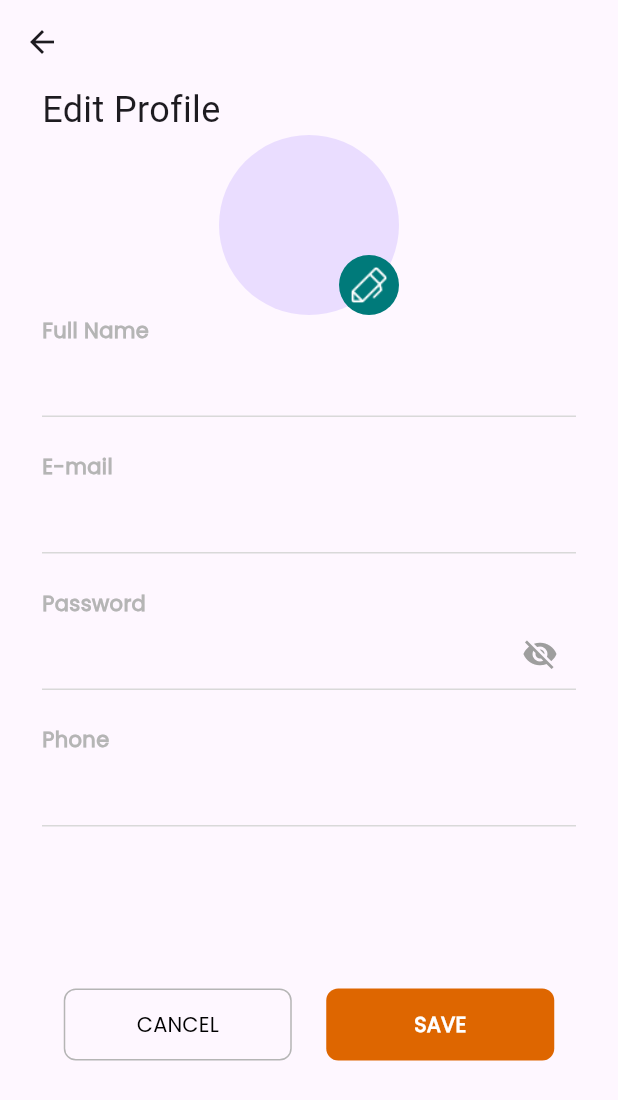
After one commit to MentalHealthSoftware/Dev, a Flutter app: the ProfilePage screen opened directly, after a tap on "Edit Profile", on a phone screen of 412 x 824 dp. The commit adds this screen. Shown: the top 1100 px of the screen. Run offline on Flutter 3.47's test engine with Material 3 defaults, Android fonts, the phone set to English and light mode, and no system bars; our stand-ins replace firebase_auth, firebase_core, flutter_svg, google_fonts, image_picker, pinput; accounts and stored records are empty.

Commit message:
Edit profile done

```diff
--- a/lib/app_bar.dart
+++ b/lib/app_bar.dart
@@ -54,6 +54,7 @@ class CustomAppBar extends StatelessWidget implements PreferredSizeWidget {
                       builder: (context) => ProfilePage(
                             name: 'Name',
                             email: 'Email',
+                            avatar: null,
                           )));
             },
             child: CircleAvatar(
--- /dev/null
+++ b/lib/edit_profile.dart
@@ -0,0 +1,280 @@
+import 'dart:io';
+import 'package:flutter/cupertino.dart';
+import 'package:flutter/material.dart';
+import 'package:flutter/widgets.dart';
+import 'package:image_picker/image_picker.dart';
+import 'package:mentalheathstartup/profile_page.dart';
+
+class editProfile extends StatefulWidget {
+  const editProfile({super.key});
+
+  @override
+  State<editProfile> createState() => _editProfileState();
+}
+
+class _editProfileState extends State<editProfile> {
+  TextEditingController c1 = TextEditingController();
+  TextEditingController c2 = TextEditingController();
+  TextEditingController c3 = TextEditingController();
+  TextEditingController c4 = TextEditingController();
+
+  final ImagePicker _picker = ImagePicker();
+  File? _imageFile;
+  bool _isObscure = true; // Controls the visibility of the password
+
+  Future<void> _pickImage(ImageSource source) async {
+    final pickedFile = await _picker.pickImage(source: source);
+    if (pickedFile != null) {
+      setState(() {
+        _imageFile = File(pickedFile.path);
+      });
+    } else {
+      setState(() {
+        _imageFile = null;
+      });
+    }
+  }
+
+  void _showImageSourceSelection(BuildContext context) {
+    showModalBottomSheet(
+      context: context,
+      builder: (context) {
+        return SafeArea(
+          child: Wrap(
+            children: <Widget>[
+              ListTile(
+                leading: const Icon(Icons.camera),
+                title: const Text('Camera'),
+                onTap: () {
+                  _pickImage(ImageSource.camera);
+                  Navigator.of(context).pop();
+                },
+              ),
+              ListTile(
+                leading: const Icon(Icons.photo_library),
+                title: const Text('Gallery'),
+                onTap: () {
+                  _pickImage(ImageSource.gallery);
+                  Navigator.of(context).pop();
+                },
+              ),
+            ],
+          ),
+        );
+      },
+    );
+  }
+
+  @override
+  Widget build(BuildContext context) {
+    return Scaffold(
+      appBar: AppBar(),
+      body: SingleChildScrollView(
+        child: Padding(
+          padding: const EdgeInsets.only(left: 28.0, right: 28),
+          child: Column(
+            crossAxisAlignment: CrossAxisAlignment.start,
+            children: [
+              const Text(
+                "Edit Profile",
+                style: TextStyle(fontSize: 24),
+              ),
+              Center(
+                child: Stack(
+                  children: [
+                    CircleAvatar(
+                      radius: 60,
+                      backgroundImage:
+                          _imageFile != null ? FileImage(_imageFile!) : null,
+                    ),
+                    Positioned(
+                      bottom: 0,
+                      right: 0,
+                      child: GestureDetector(
+                        onTap: () => _showImageSourceSelection(context),
+                        child: CircleAvatar(
+                          radius: 20,
+                          backgroundColor: const Color(0xff007A7A),
+                          child: Image.asset(
+                            'assets/ProfileIcons/Edit.png',
+                            color: Colors.white,
+                            height: 24.5,
+                            width: 24.5,
+                          ),
+                        ),
+                      ),
+                    ),
+                  ],
+                ),
+              ),
+              const Text(
+                "Full Name",
+                style: TextStyle(
+                    color: Color(0xffB5B5B5),
+                    fontWeight: FontWeight.w600,
+                    fontFamily: "Poppins"),
+              ),
+              TextFormField(
+                controller: c1,
+                cursorColor: const Color(0xff003F5A),
+                style: const TextStyle(
+                    color: Color(0xff003F5A),
+                    fontWeight: FontWeight.w700,
+                    fontFamily: "Poppins"),
+                decoration: const InputDecoration(
+                  focusedBorder: UnderlineInputBorder(
+                      borderSide: BorderSide(color: Colors.black)),
+                  enabledBorder: UnderlineInputBorder(
+                      borderSide: BorderSide(color: Color(0xffD9D9D9))),
+                ),
+              ),
+              const SizedBox(
+                height: 23,
+              ),
+              const Text(
+                "E-mail",
+                style: TextStyle(
+                    color: Color(0xffB5B5B5),
+                    fontWeight: FontWeight.w600,
+                    fontFamily: "Poppins"),
+              ),
+              TextFormField(
+                controller: c2,
+                cursorColor: const Color(0xff003F5A),
+                style: const TextStyle(
+                    color: Color(0xff003F5A),
+                    fontWeight: FontWeight.w700,
+                    fontFamily: "Poppins"),
+                decoration: const InputDecoration(
+                  focusedBorder: UnderlineInputBorder(
+                      borderSide: BorderSide(color: Colors.black)),
+                  enabledBorder: UnderlineInputBorder(
+                      borderSide: BorderSide(color: Color(0xffD9D9D9))),
+                ),
+              ),
+              const SizedBox(
+                height: 23,
+              ),
+              const Text(
+                "Password",
+                style: TextStyle(
+                    color: Color(0xffB5B5B5),
+                    fontWeight: FontWeight.w600,
+                    fontFamily: "Poppins"),
+              ),
+              TextFormField(
+                controller: c3,
+                obscureText: _isObscure,
+                cursorColor: const Color(0xff003F5A),
+                style: const TextStyle(
+                    color: Color(0xff003F5A),
+                    fontWeight: FontWeight.w700,
+                    fontFamily: "Poppins"),
+                decoration: InputDecoration(
+                  focusedBorder: const UnderlineInputBorder(
+                      borderSide: BorderSide(color: Colors.black)),
+                  enabledBorder: const UnderlineInputBorder(
+                      borderSide: BorderSide(color: Color(0xffD9D9D9))),
+                  suffixIcon: GestureDetector(
+                    onTap: () {
+                      setState(() {
+                        _isObscure = !_isObscure;
+                      });
+                    },
+                    child: Icon(
+                      _isObscure
+                          ? Icons.visibility_off
+                          : Icons.visibility, // Toggle icon
+                      color: Colors.grey,
+                    ),
+                  ),
+                ),
+              ),
+              const SizedBox(
+                height: 23,
+              ),
+              const Text(
+                "Phone",
+                style: TextStyle(
+                    color: Color(0xffB5B5B5),
+                    fontWeight: FontWeight.w600,
+                    fontFamily: "Poppins"),
+              ),
+              TextFormField(
+                controller: c4,
+                cursorColor: const Color(0xff003F5A),
+                style: const TextStyle(
+                    color: Color(0xff003F5A),
+                    fontWeight: FontWeight.w700,
+                    fontFamily: "Poppins"),
+                decoration: const InputDecoration(
+                  focusedBorder: UnderlineInputBorder(
+                      borderSide: BorderSide(color: Colors.black)),
+                  enabledBorder: UnderlineInputBorder(
+                      borderSide: BorderSide(color: Color(0xffD9D9D9))),
+                ),
+              ),
+              SizedBox(
+                height: 108,
+              ),
+              Row(
+                mainAxisAlignment: MainAxisAlignment.center,
+                children: [
+                  Padding(
+                    padding: const EdgeInsets.only(right: 23.0, bottom: 10),
+                    child: OutlinedButton(
+                      style: OutlinedButton.styleFrom(
+                          fixedSize: Size(152, 48),
+                          shape: RoundedRectangleBorder(
+                              borderRadius: BorderRadius.circular(8)),
+                          side: BorderSide(color: Color(0xffb5b5b5))),
+                      onPressed: () {
+                        Navigator.pop(context);
+                      },
+                      child: Text(
+                        "CANCEL",
+                        style: TextStyle(
+                            fontWeight: FontWeight.w400,
+                            fontFamily: "Poppins",
+                            color: Colors.black),
+                      ),
+                    ),
+                  ),
+                  Padding(
+                    padding: const EdgeInsets.only(bottom: 10),
+                    child: OutlinedButton(
+                      style: OutlinedButton.styleFrom(
+                          backgroundColor: Color(0xffDE6600),
+                          fixedSize: Size(152, 48),
+                          shape: RoundedRectangleBorder(
+                              borderRadius: BorderRadius.circular(8)),
+                          side: BorderSide.none),
+                      onPressed: () {
+                        Navigator.pushAndRemoveUntil(
+                            context,
+                            MaterialPageRoute(
+                                builder: (_) => ProfilePage(
+                                      name: c1.text != '' ? c1.text : "Name",
+                                      email: c2.text != '' ? c2.text : "Email",
+                                      avatar: _imageFile,
+                                    )),
+                            (route) => false);
+                      },
+                      child: Text(
+                        "SAVE",
+                        style: TextStyle(
+                            fontWeight: FontWeight.w700,
+                            fontFamily: "Poppins",
+                            color: Colors.white),
+                      ),
+                    ),
+                  )
+                ],
+              )
+            ],
+          ),
+        ),
+      ),
+    );
+  }
+}
--- a/lib/profile_page.dart
+++ b/lib/profile_page.dart
@@ -1,11 +1,19 @@
+import 'dart:io';
+
 import 'package:flutter/material.dart';
 import 'package:flutter/widgets.dart';
 import 'package:google_fonts/google_fonts.dart';
+import 'package:mentalheathstartup/edit_profile.dart';
 
 class ProfilePage extends StatefulWidget {
-  const ProfilePage({super.key, required this.name, required this.email});
+  const ProfilePage(
+      {super.key,
+      required this.name,
+      required this.email,
+      required this.avatar});
   final String name;
   final String email;
+  final File? avatar;
 
   @override
   State<ProfilePage> createState() => _ProfilePageState();
@@ -42,11 +50,16 @@ class _ProfilePageState extends State<ProfilePage> {
                               width: 4.0, // Border width
                             ),
                           ),
-                          child: const CircleAvatar(
+                          child: CircleAvatar(
                             radius:
                                 46, // Radius should be slightly smaller than the outer CircleAvatar to accommodate the border
-                            backgroundColor: Color(
-                                0xFF003F5A), // Background color for the inner circle
+                            backgroundImage: widget.avatar != null
+                                ? FileImage(widget.avatar!)
+                                : null,
+                            backgroundColor: widget.avatar == null
+                                ? const Color(0xFF003F5A)
+                                : Colors
+                                    .transparent, // Background color for the inner circle
                           ),
                         ),
                       ),
@@ -85,6 +98,11 @@ class _ProfilePageState extends State<ProfilePage> {
             ),
             Padding(
               padding: const EdgeInsets.only(left: 30.0),
+              child: InkWell(
+                onTap: () {
+                  Navigator.push(context,
+                      MaterialPageRoute(builder: (context) => editProfile()));
+                },
                 child: ListTile(
                   leading: Icon(
                     Icons.edit,
@@ -107,6 +125,7 @@ class _ProfilePageState extends State<ProfilePage> {
                   trailing: Icon(
                     Icons.arrow_forward,
                     color: Color.fromARGB(255, 219, 215, 215),
+                  ),
                 ),
               ),
             ),
```
Also changed, not shown: pubspec.yaml (+5 -6 lines), fonts/Poppins-Regular.ttf (added), pubspec.lock, 7 other files. Lines whose indentation alone changed are shown as unchanged.
